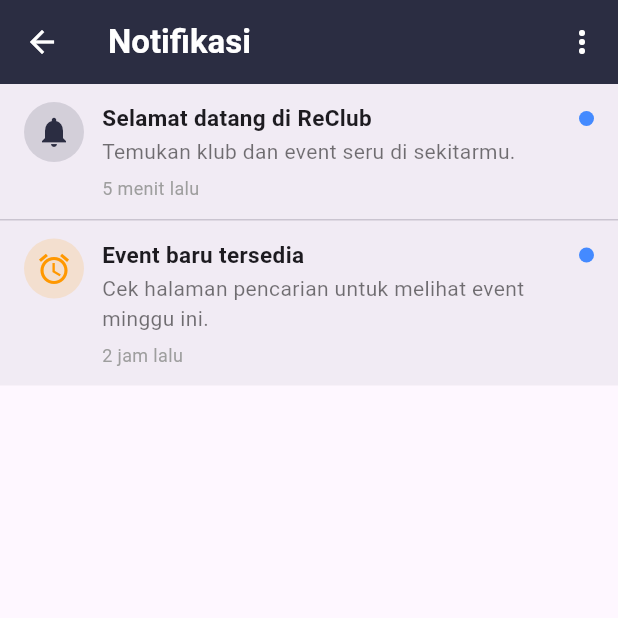
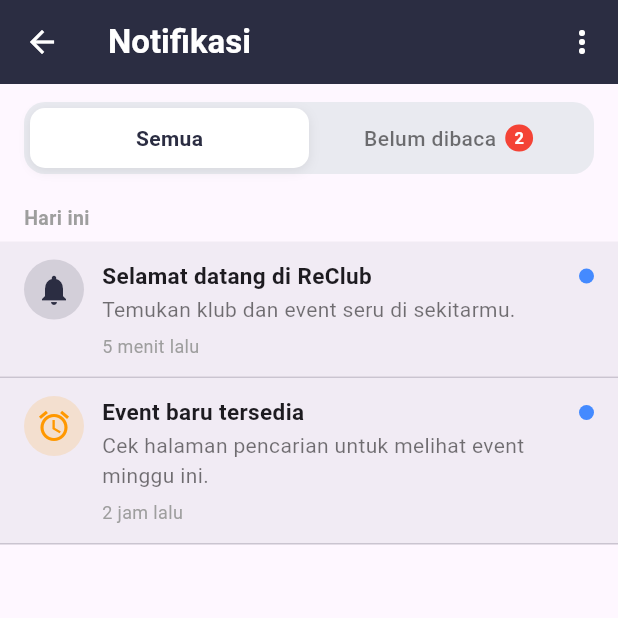
Before and after one commit to BryanDjong5/uts-mobprog, a Flutter app: the NotificationScreen screen opened directly, on a phone screen of 412 x 824 dp, the top half of it. Run offline on Flutter 3.47's test engine with Material 3 defaults, Android fonts, the phone set to English and light mode, and no system bars; our stand-ins replace firebase_core, image_picker; accounts and stored records are empty.

Commit message:
Menambah notification banner, filter tabs, date grouping

```diff
--- a/lib/screens/notification_screen.dart
+++ b/lib/screens/notification_screen.dart
@@ -2,13 +2,21 @@
 
 import '../Models/notification_model.dart';
 import '../services/notification_service.dart';
+import '../widgets/notification_filter_bar.dart';
 
-class NotificationScreen extends StatelessWidget {
+class NotificationScreen extends StatefulWidget {
   final void Function(AppNotification notification)? onNotificationTap;
 
   const NotificationScreen({super.key, this.onNotificationTap});
 
-  Future<void> _confirmClear(BuildContext context) async {
+  @override
+  State<NotificationScreen> createState() => _NotificationScreenState();
+}
+
+class _NotificationScreenState extends State<NotificationScreen> {
+  NotificationFilter _filter = NotificationFilter.semua;
+
+  Future<void> _confirmClear() async {
     final confirm = await showDialog<bool>(
       context: context,
       builder: (ctx) => AlertDialog(
@@ -34,6 +42,59 @@
     }
   }
 
+  String _groupLabel(DateTime time) {
+    final now = DateTime.now();
+    final today = DateTime(now.year, now.month, now.day);
+    final day = DateTime(time.year, time.month, time.day);
+    final diff = today.difference(day).inDays;
+    if (diff <= 0) return 'Hari ini';
+    if (diff == 1) return 'Kemarin';
+    return 'Sebelumnya';
+  }
+
+  List<Object> _buildEntries(List<AppNotification> items) {
+    final entries = <Object>[];
+    String? lastLabel;
+    for (final item in items) {
+      final label = _groupLabel(item.createdAt);
+      if (label != lastLabel) {
+        entries.add(label);
+        lastLabel = label;
+      }
+      entries.add(item);
+    }
+    return entries;
+  }
+
+  Widget _emptyState({
+    required IconData icon,
+    required String title,
+    required String subtitle,
+  }) {
+    return Center(
+      child: Padding(
+        padding: const EdgeInsets.all(32),
+        child: Column(
+          mainAxisSize: MainAxisSize.min,
+          children: [
+            Icon(icon, size: 72, color: Colors.grey),
+            const SizedBox(height: 12),
+            Text(
+              title,
+              style: const TextStyle(fontSize: 16, fontWeight: FontWeight.bold),
+            ),
+            const SizedBox(height: 6),
+            Text(
+              subtitle,
+              textAlign: TextAlign.center,
+              style: const TextStyle(color: Colors.grey),
+            ),
+          ],
+        ),
+      ),
+    );
+  }
+
   @override
   Widget build(BuildContext context) {
     final service = NotificationService.instance;
@@ -52,7 +113,7 @@
               if (value == 'read_all') {
                 service.markAllAsRead();
               } else if (value == 'clear_all') {
-                _confirmClear(context);
+                _confirmClear();
               }
             },
             itemBuilder: (_) => const [
@@ -67,44 +128,46 @@
       ),
       body: ValueListenableBuilder<List<AppNotification>>(
         valueListenable: service.notifications,
-        builder: (context, items, _) {
-          if (items.isEmpty) {
-            return const Center(
-              child: Padding(
-                padding: EdgeInsets.all(32),
-                child: Column(
-                  mainAxisSize: MainAxisSize.min,
-                  children: [
-                    Icon(
-                      Icons.notifications_none,
-                      size: 72,
+        builder: (context, all, _) {
+          final unread = all.where((n) => !n.isRead).toList();
+          final visible = _filter == NotificationFilter.semua ? all : unread;
+          final entries = _buildEntries(visible);
+
+          Widget content;
+          if (all.isEmpty) {
+            content = _emptyState(
+              icon: Icons.notifications_none,
+              title: 'Belum ada notifikasi',
+              subtitle:
+                  'Notifikasi tentang klub dan event kamu akan muncul di sini',
+            );
+          } else if (visible.isEmpty) {
+            content = _emptyState(
+              icon: Icons.done_all,
+              title: 'Semua sudah dibaca',
+              subtitle: 'Tidak ada notifikasi yang belum dibaca',
+            );
+          } else {
+            content = ListView.builder(
+              itemCount: entries.length,
+              itemBuilder: (context, index) {
+                final entry = entries[index];
+
+                if (entry is String) {
+                  return Padding(
+                    padding: const EdgeInsets.fromLTRB(16, 16, 16, 6),
+                    child: Text(
+                      entry,
+                      style: const TextStyle(
+                        fontSize: 13,
+                        fontWeight: FontWeight.bold,
                         color: Colors.grey,
-                    ),
-                    SizedBox(height: 12),
-                    Text(
-                      'Belum ada notifikasi',
-                      style: TextStyle(
-                        fontSize: 16,
-                        fontWeight: FontWeight.bold,
-                      ),
-                    ),
-                    SizedBox(height: 6),
-                    Text(
-                      'Notifikasi tentang klub dan event kamu akan muncul di sini',
-                      textAlign: TextAlign.center,
-                      style: TextStyle(color: Colors.grey),
-                    ),
-                  ],
                       ),
                     ),
                   );
                 }
 
-          return ListView.separated(
-            itemCount: items.length,
-            separatorBuilder: (_, _) => const Divider(height: 1),
-            itemBuilder: (context, index) {
-              final item = items[index];
+                final item = entry as AppNotification;
                 return Dismissible(
                   key: ValueKey(item.id),
                   direction: DismissDirection.endToStart,
@@ -115,15 +178,37 @@
                     child: const Icon(Icons.delete, color: Colors.white),
                   ),
                   onDismissed: (_) => service.delete(item.id),
-                child: _NotificationTile(
+                  child: Column(
+                    mainAxisSize: MainAxisSize.min,
+                    children: [
+                      _NotificationTile(
                         item: item,
                         onTap: () {
                           service.markAsRead(item.id);
-                    onNotificationTap?.call(item);
+                          widget.onNotificationTap?.call(item);
                         },
+                      ),
+                      const Divider(height: 1),
+                    ],
                   ),
                 );
               },
+            );
+          }
+
+          return Column(
+            children: [
+              Padding(
+                padding: const EdgeInsets.fromLTRB(16, 12, 16, 4),
+                child: NotificationFilterBar(
+                  selected: _filter,
+                  totalCount: all.length,
+                  unreadCount: unread.length,
+                  onChanged: (value) => setState(() => _filter = value),
+                ),
+              ),
+              Expanded(child: content),
+            ],
           );
         },
       ),
@@ -143,7 +228,7 @@
 
     return Material(
       color: item.isRead
-          ? Colors.transparent
+          ? Colors.white
           : const Color(0xFF2B2D42).withValues(alpha: 0.06),
       child: InkWell(
         onTap: onTap,
--- /dev/null
+++ b/lib/widgets/notification_filter_bar.dart
@@ -0,0 +1,110 @@
+import 'package:flutter/material.dart';
+
+enum NotificationFilter { semua, belumDibaca }
+
+class NotificationFilterBar extends StatelessWidget {
+  final NotificationFilter selected;
+  final int totalCount;
+  final int unreadCount;
+  final ValueChanged<NotificationFilter> onChanged;
+
+  const NotificationFilterBar({
+    super.key,
+    required this.selected,
+    required this.totalCount,
+    required this.unreadCount,
+    required this.onChanged,
+  });
+
+  Widget _tab({
+    required NotificationFilter value,
+    required String label,
+    required int count,
+    required bool showBadge,
+  }) {
+    final isSelected = selected == value;
+
+    return GestureDetector(
+      onTap: () => onChanged(value),
+      behavior: HitTestBehavior.opaque,
+      child: AnimatedContainer(
+        duration: const Duration(milliseconds: 200),
+        padding: const EdgeInsets.symmetric(vertical: 10),
+        decoration: BoxDecoration(
+          color: isSelected ? Colors.white : Colors.transparent,
+          borderRadius: BorderRadius.circular(10),
+          boxShadow: isSelected
+              ? [
+                  BoxShadow(
+                    color: Colors.black.withValues(alpha: 0.08),
+                    blurRadius: 6,
+                    offset: const Offset(0, 2),
+                  ),
+                ]
+              : null,
+        ),
+        child: Row(
+          mainAxisAlignment: MainAxisAlignment.center,
+          children: [
+            Text(
+              label,
+              style: TextStyle(
+                fontWeight: isSelected ? FontWeight.bold : FontWeight.w500,
+                color: isSelected ? const Color(0xFF2B2D42) : Colors.black54,
+              ),
+            ),
+            if (showBadge && count > 0) ...[
+              const SizedBox(width: 6),
+              Container(
+                padding: const EdgeInsets.symmetric(horizontal: 6, vertical: 1),
+                decoration: BoxDecoration(
+                  color: Colors.red,
+                  borderRadius: BorderRadius.circular(10),
+                ),
+                child: Text(
+                  count > 99 ? '99+' : '$count',
+                  style: const TextStyle(
+                    color: Colors.white,
+                    fontSize: 11,
+                    fontWeight: FontWeight.bold,
+                  ),
+                ),
+              ),
+            ],
+          ],
+        ),
+      ),
+    );
+  }
+
+  @override
+  Widget build(BuildContext context) {
+    return Container(
+      padding: const EdgeInsets.all(4),
+      decoration: BoxDecoration(
+        color: const Color(0xFFE9EAF0),
+        borderRadius: BorderRadius.circular(14),
+      ),
+      child: Row(
+        children: [
+          Expanded(
+            child: _tab(
+              value: NotificationFilter.semua,
+              label: 'Semua',
+              count: totalCount,
+              showBadge: false,
+            ),
+          ),
+          Expanded(
+            child: _tab(
+              value: NotificationFilter.belumDibaca,
+              label: 'Belum dibaca',
+              count: unreadCount,
+              showBadge: true,
+            ),
+          ),
+        ],
+      ),
+    );
+  }
+}
```
Also changed, not shown: lib/screens/home_screen.dart (+8 -4 lines), lib/widgets/notification_banner.dart (added, +266 -0 lines). Lines whose indentation alone changed are shown as unchanged.
